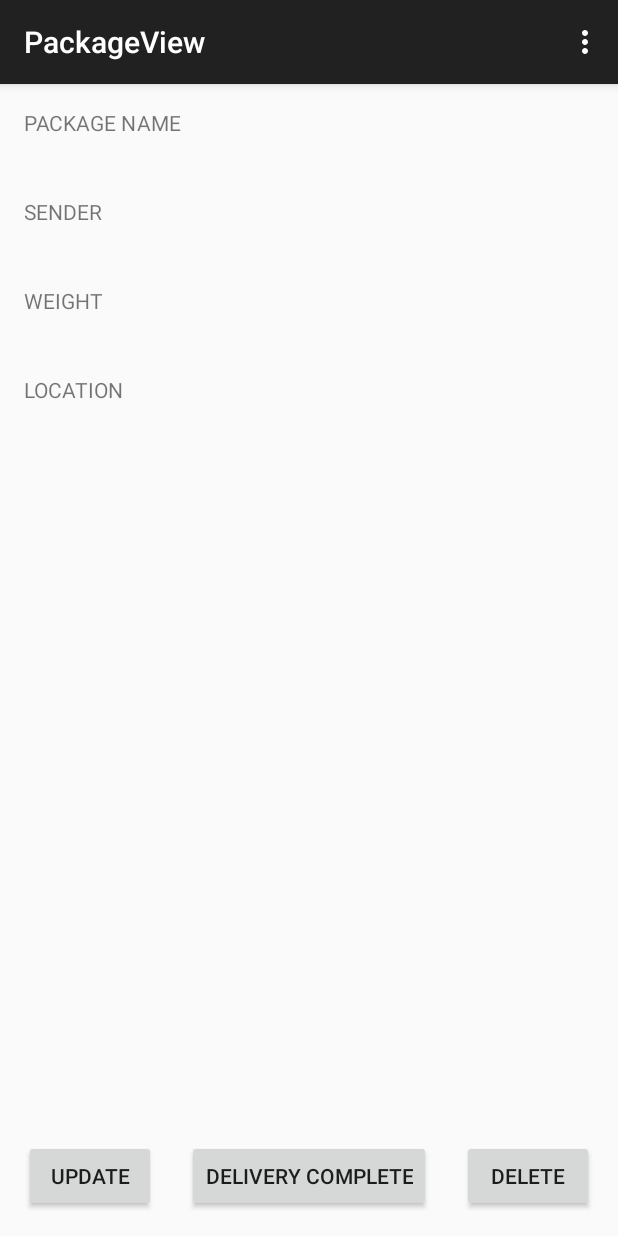
After one commit to mdregalia/PackageBuddies, an Android app: the PackageView screen opened directly, with no data from a screen before it, on a phone screen of 412 x 824 dp. The commit adds this screen. Run offline under Robolectric (Android 15) with nearby library versions, the phone set to English and light mode, and no system bars.

Commit message:
Added a way to view packages for no intermediate

```diff
--- a/app/src/main/AndroidManifest.xml
+++ b/app/src/main/AndroidManifest.xml
@@ -45,7 +45,11 @@
         <activity
             android:name=".AddPackage"
             android:label="Add a Package"
-            android:windowSoftInputMode="stateHidden">
+            android:windowSoftInputMode="stateHidden" >
+        </activity>
+        <activity
+            android:name=".PackageView"
+            android:label="@string/title_activity_package_view" >
         </activity>
     </application>
 
--- /dev/null
+++ b/app/src/main/java/melissaregalia/firstproj/PackageView.java
@@ -0,0 +1,38 @@
+package melissaregalia.firstproj;
+
+import android.support.v7.app.ActionBarActivity;
+import android.os.Bundle;
+import android.view.Menu;
+import android.view.MenuItem;
+
+
+public class PackageView extends ActionBarActivity {
+
+    @Override
+    protected void onCreate(Bundle savedInstanceState) {
+        super.onCreate(savedInstanceState);
+        setContentView(R.layout.activity_package_view);
+    }
+
+    @Override
+    public boolean onCreateOptionsMenu(Menu menu) {
+        // Inflate the menu; this adds items to the action bar if it is present.
+        getMenuInflater().inflate(R.menu.menu_package_view, menu);
+        return true;
+    }
+
+    @Override
+    public boolean onOptionsItemSelected(MenuItem item) {
+        // Handle action bar item clicks here. The action bar will
+        // automatically handle clicks on the Home/Up button, so long
+        // as you specify a parent activity in AndroidManifest.xml.
+        int id = item.getItemId();
+
+        //noinspection SimplifiableIfStatement
+        if (id == R.id.action_settings) {
+            return true;
+        }
+
+        return super.onOptionsItemSelected(item);
+    }
+}
--- /dev/null
+++ b/app/src/main/res/layout/activity_package_view.xml
@@ -0,0 +1,73 @@
+<RelativeLayout xmlns:android="http://schemas.android.com/apk/res/android"
+    xmlns:tools="http://schemas.android.com/tools" android:layout_width="match_parent"
+    android:layout_height="match_parent" android:paddingLeft="@dimen/activity_horizontal_margin"
+    android:paddingRight="@dimen/activity_horizontal_margin"
+    android:paddingTop="@dimen/activity_vertical_margin"
+    android:paddingBottom="@dimen/activity_vertical_margin"
+    tools:context="melissaregalia.firstproj.PackageView">
+
+    <TextView
+        android:layout_width="wrap_content"
+        android:layout_height="wrap_content"
+        android:text="PACKAGE NAME"
+        android:id="@+id/pv_packagename"
+        android:layout_alignParentTop="true"
+        android:layout_alignParentLeft="true"
+        android:layout_alignParentStart="true" />
+
+    <TextView
+        android:layout_width="wrap_content"
+        android:layout_height="wrap_content"
+        android:text="SENDER"
+        android:id="@+id/pv_sender"
+        android:layout_below="@+id/pv_packagename"
+        android:layout_alignParentLeft="true"
+        android:layout_alignParentStart="true"
+        android:layout_marginTop="40dp" />
+    <TextView
+        android:layout_width="wrap_content"
+        android:layout_height="wrap_content"
+        android:text="WEIGHT"
+        android:id="@+id/pv_weight"
+        android:layout_below="@+id/pv_sender"
+        android:layout_alignParentLeft="true"
+        android:layout_alignParentStart="true"
+        android:layout_marginTop="40dp" />
+
+    <Button
+        android:layout_width="wrap_content"
+        android:layout_height="wrap_content"
+        android:text="Update"
+        android:id="@+id/pv_update"
+        android:layout_alignParentBottom="true"
+        android:layout_alignParentLeft="true"
+        android:layout_alignParentStart="true" />
+
+    <Button
+        android:layout_width="wrap_content"
+        android:layout_height="wrap_content"
+        android:text="Delivery Complete"
+        android:id="@+id/button"
+        android:layout_alignBaseline="@+id/pv_update"
+        android:layout_alignBottom="@+id/pv_update"
+        android:layout_centerHorizontal="true" />
+
+    <Button
+        android:layout_width="wrap_content"
+        android:layout_height="wrap_content"
+        android:text="Delete"
+        android:id="@+id/button2"
+        android:layout_alignParentBottom="true"
+        android:layout_alignParentRight="true"
+        android:layout_alignParentEnd="true" />
+
+    <TextView
+        android:layout_width="wrap_content"
+        android:layout_height="wrap_content"
+        android:text="LOCATION"
+        android:id="@+id/textView"
+        android:layout_below="@+id/pv_weight"
+        android:layout_alignParentLeft="true"
+        android:layout_alignParentStart="true"
+        android:layout_marginTop="40dp"/>
+</RelativeLayout>
--- /dev/null
+++ b/app/src/main/res/menu/menu_package_view.xml
@@ -0,0 +1,7 @@
+<menu xmlns:android="http://schemas.android.com/apk/res/android"
+    xmlns:app="http://schemas.android.com/apk/res-auto"
+    xmlns:tools="http://schemas.android.com/tools"
+    tools:context="melissaregalia.firstproj.PackageView">
+    <item android:id="@+id/action_settings" android:title="@string/action_settings"
+        android:orderInCategory="100" app:showAsAction="never" />
+</menu>
--- a/app/src/main/res/values/strings.xml
+++ b/app/src/main/res/values/strings.xml
@@ -9,4 +9,5 @@
     <string name="title_activity_friend_screen">Friends</string>
     <string name="title_activity_package_screen">PackageScreen</string>
     <string name="title_activity_add_package">AddPackage</string>
+    <string name="title_activity_package_view">PackageView</string>
 </resources>
```
Also changed, not shown: app/src/main/java/melissaregalia/firstproj/PackageInfoSQL.java (added, +75 -0 lines), app/src/main/java/melissaregalia/firstproj/PackageScreen.java (+42 -0 lines).
